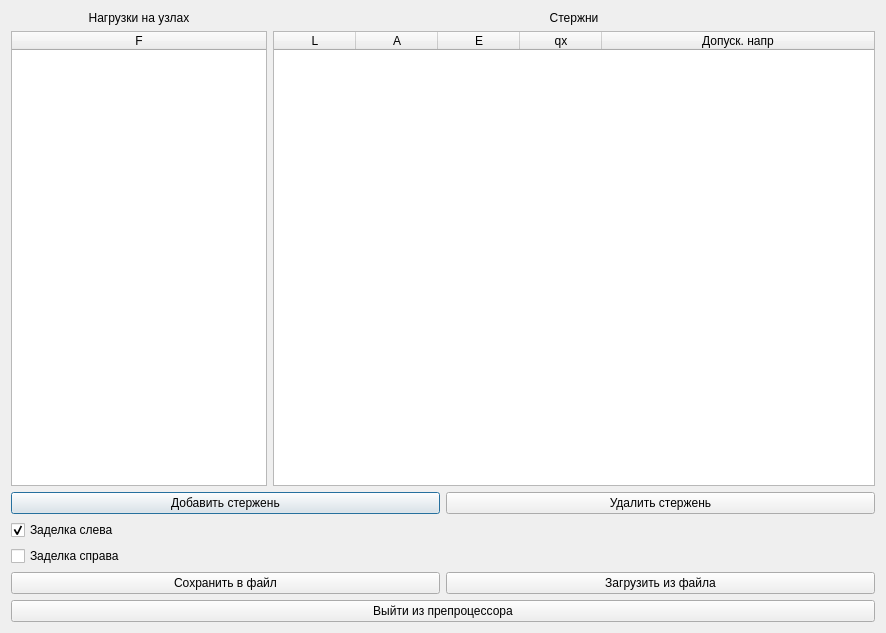
The window that preproccessor.ui (Micelium1/SaprBar2) describes before a commit, drawn with Qt 5.
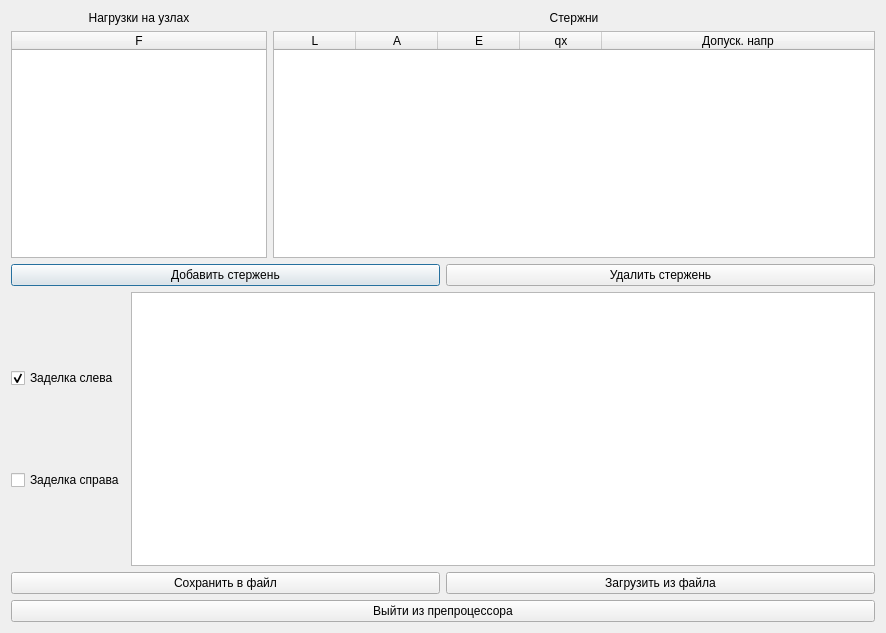
The same window after the commit.

What changed in the file:
```diff
--- a/preproccessor.ui
+++ b/preproccessor.ui
@@ -163,6 +163,9 @@
        </item>
       </layout>
      </item>
+     <item>
+      <widget class="QGraphicsView" name="RodsVewier"/>
+     </item>
     </layout>
    </item>
    <item>
```
